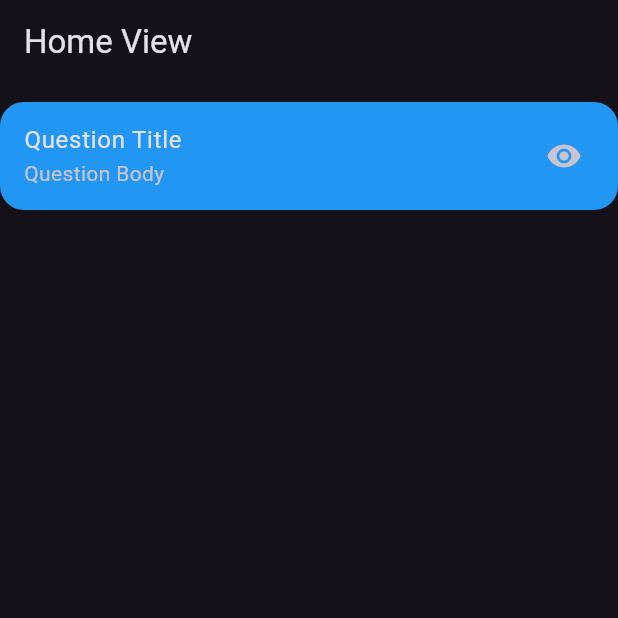
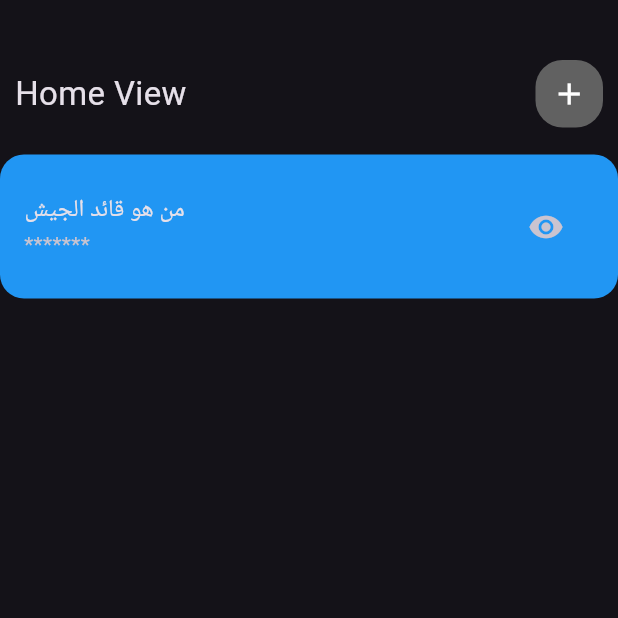
Before and after one commit to SherifShamel/Football_Frenzy, a Flutter app: the screen it shows after launch, on a phone screen of 412 x 824 dp, the top half of it. Run offline on Flutter 3.47's test engine with Material 3 defaults, Android fonts, the phone set to English and light mode, and no system bars.

Commit message:
- Modified App bar. - Created Custom Icon Widget. - Created the Question Widget.

```diff
--- a/lib/core/constant_widgets/custom_app_bar.dart
+++ b/lib/core/constant_widgets/custom_app_bar.dart
@@ -1,15 +1,25 @@
 import 'package:flutter/material.dart';
+import 'package:football_frenzy/core/constant_widgets/my_custom_icon.dart';
 
 class CustomAppBar extends StatelessWidget {
   final String title;
-  final Icon? icon;
+  final IconData? icon;
+
   const CustomAppBar({super.key, required this.title, this.icon});
 
   @override
   Widget build(BuildContext context) {
-    return AppBar(
-      title: Text(title),
-      leading: icon,
+    return Padding(
+      padding: const EdgeInsets.symmetric(horizontal: 10),
+      child: Row(
+        children: [
+          Text(title, style: const TextStyle(fontSize: 22)),
+
+          const Spacer(),
+
+          const MyCustomIcon(icon: Icons.add),
+        ],
+      ),
     );
   }
 }
--- /dev/null
+++ b/lib/core/constant_widgets/my_custom_icon.dart
@@ -0,0 +1,22 @@
+import 'package:flutter/material.dart';
+
+class MyCustomIcon extends StatelessWidget {
+  final IconData? icon;
+
+  const MyCustomIcon({super.key, this.icon});
+
+  @override
+  Widget build(BuildContext context) {
+    return Container(
+      height: 45,
+      width: 45,
+      decoration: BoxDecoration(
+        color: Colors.grey.shade700,
+        borderRadius: BorderRadius.circular(18),
+      ),
+      child: Center(
+        child: Icon(icon, size: 24),
+      ),
+    );
+  }
+}
--- a/lib/features/home_feature/widgets/home_page_body.dart
+++ b/lib/features/home_feature/widgets/home_page_body.dart
@@ -11,8 +11,9 @@ class HomePageBody extends StatelessWidget {
   Widget build(BuildContext context) {
     return const Column(
       children: [
-        CustomAppBar(title: 'Home View'),
-        SizedBox(height: 12,),
+        SizedBox(height: 40),
+        CustomAppBar(title: 'Home View',icon: Icons.add,),
+        SizedBox(height: 18),
         QuestionWidget(),
       ],
     );
--- a/lib/features/home_feature/widgets/question_widget.dart
+++ b/lib/features/home_feature/widgets/question_widget.dart
@@ -1,22 +1,36 @@
 import 'package:flutter/material.dart';
 
-class QuestionWidget extends StatelessWidget {
+class QuestionWidget extends StatefulWidget {
   const QuestionWidget({
     super.key,
   });
 
   @override
+  State<QuestionWidget> createState() => _QuestionWidgetState();
+}
+
+class _QuestionWidgetState extends State<QuestionWidget> {
+  bool isShown = true;
+
+  @override
   Widget build(BuildContext context) {
     return Container(
+      padding: const EdgeInsets.symmetric(vertical: 12),
       decoration: BoxDecoration(
         color: Colors.blue,
         borderRadius: BorderRadius.circular(16),
       ),
       child: ListTile(
-        title: const Text("Question Title"),
-        subtitle: const Text("Question Body"),
-        trailing: const Icon(Icons.remove_red_eye),
-
+        title: const Text("من هو قائد الجيش "),
+        subtitle: isShown ? const Text("*******") : const Text("Armstrong"),
+        trailing: IconButton(
+          onPressed: () {
+            isShown = !isShown;
+            setState(() {});
+            print(isShown);
+          },
+          icon: const Icon(Icons.remove_red_eye),
+        ),
         shape: RoundedRectangleBorder(
           borderRadius: BorderRadius.circular(18),
         ),
```
